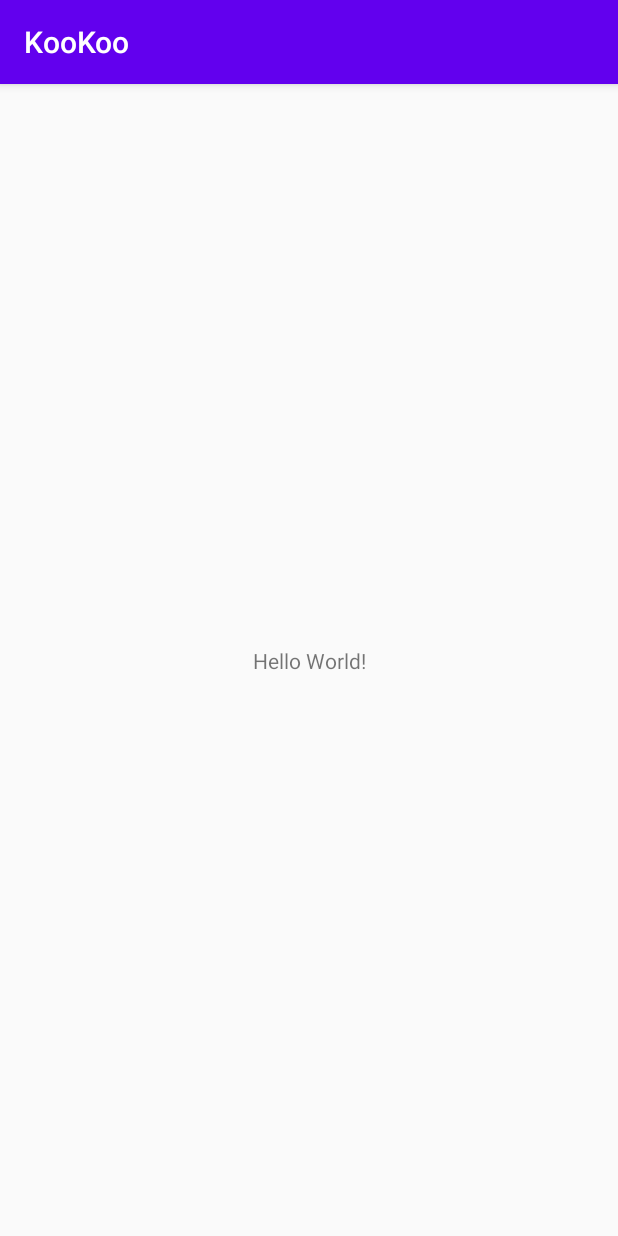
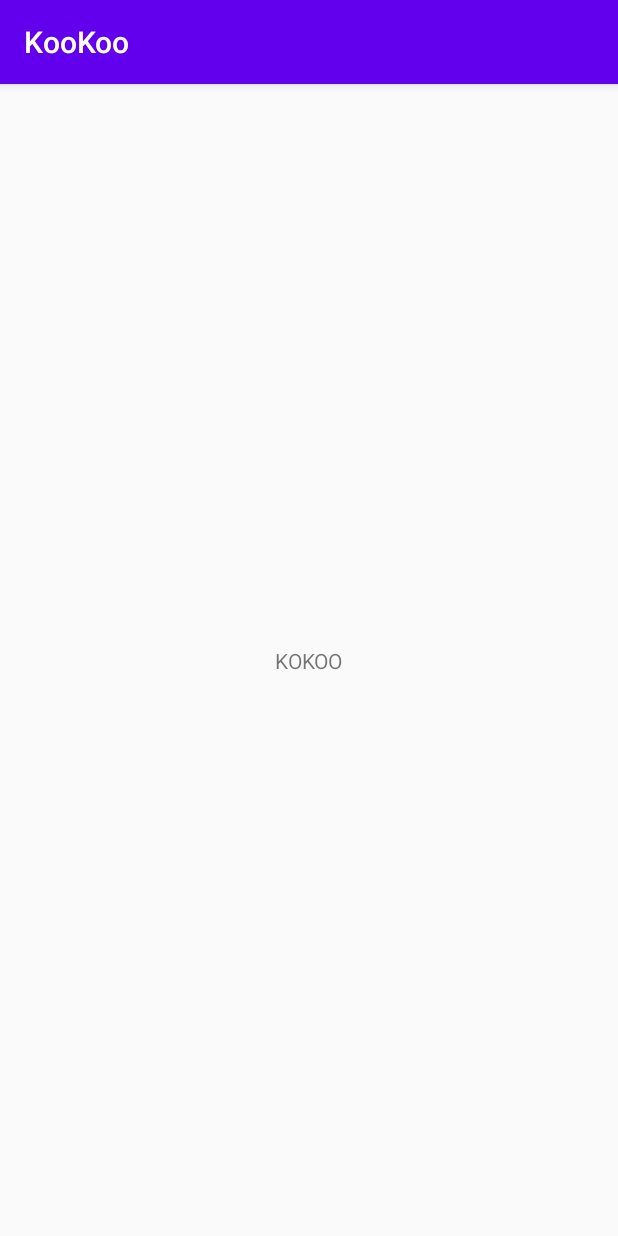
Before and after one commit to student-ariannepauline/KooKoo, an Android app: the screen it shows after launch (MainActivity), on a phone screen of 412 x 824 dp. Run offline under Robolectric (Android 15) with nearby library versions, the phone set to English and light mode, and no system bars.

Commit message:
Test Commit

```diff
--- a/app/src/main/res/layout/activity_main.xml
+++ b/app/src/main/res/layout/activity_main.xml
@@ -9,7 +9,7 @@
     <TextView
         android:layout_width="wrap_content"
         android:layout_height="wrap_content"
-        android:text="Hello World!"
+        android:text="KOKOO"
         app:layout_constraintBottom_toBottomOf="parent"
         app:layout_constraintLeft_toLeftOf="parent"
         app:layout_constraintRight_toRightOf="parent"
```
